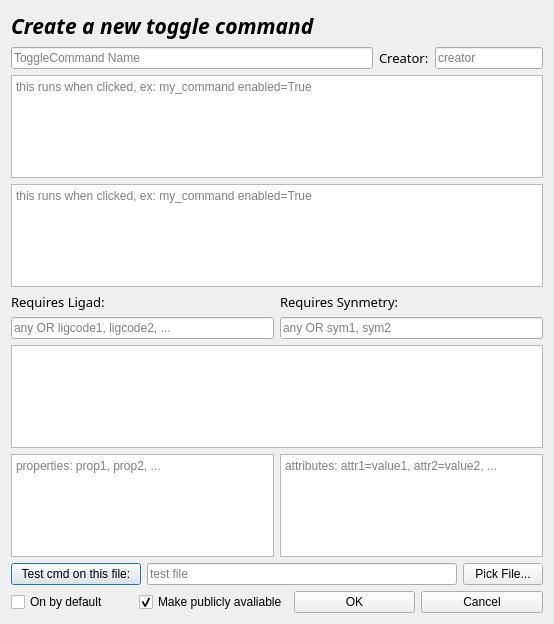
First picture: the form in ipd/ppp/plugin/ppppp/gui_new_pymolcmd.ui, repository baker-laboratory/ipd, before the edit.
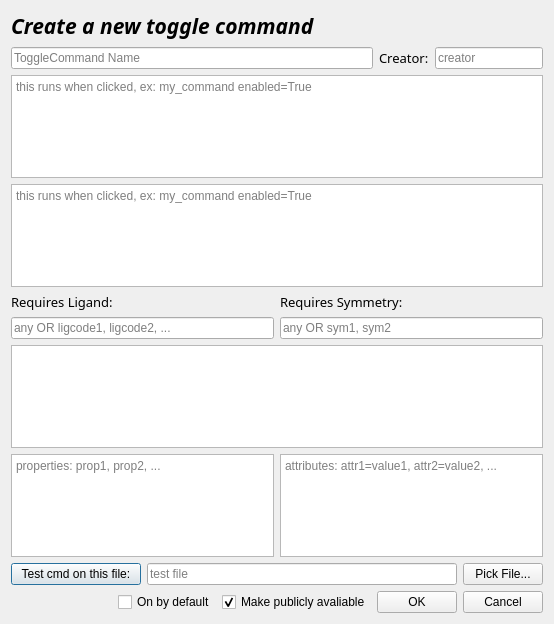
Second picture: the form after the edit.

What changed in the file:
```diff
--- a/ipd/ppp/plugin/ppppp/gui_new_pymolcmd.ui
+++ b/ipd/ppp/plugin/ppppp/gui_new_pymolcmd.ui
@@ -104,7 +104,7 @@
             </font>
            </property>
            <property name="text">
-            <string>Requires Ligad:</string>
+            <string>Requires Ligand:</string>
            </property>
           </widget>
          </item>
@@ -131,7 +131,7 @@
             </font>
            </property>
            <property name="text">
-            <string>Requires Synmetry:</string>
+            <string>Requires Symmetry:</string>
            </property>
           </widget>
          </item>
@@ -204,6 +204,45 @@
      </item>
      <item>
       <layout class="QHBoxLayout" name="horizontalLayout">
+       <item>
+        <spacer name="horizontalSpacer_3">
+         <property name="orientation">
+          <enum>Qt::Horizontal</enum>
+         </property>
+         <property name="sizeHint" stdset="0">
+          <size>
+           <width>40</width>
+           <height>20</height>
+          </size>
+         </property>
+        </spacer>
+       </item>
+       <item>
+        <spacer name="horizontalSpacer_2">
+         <property name="orientation">
+          <enum>Qt::Horizontal</enum>
+         </property>
+         <property name="sizeHint" stdset="0">
+          <size>
+           <width>40</width>
+           <height>20</height>
+          </size>
+         </property>
+        </spacer>
+       </item>
+       <item>
+        <spacer name="horizontalSpacer">
+         <property name="orientation">
+          <enum>Qt::Horizontal</enum>
+         </property>
+         <property name="sizeHint" stdset="0">
+          <size>
+           <width>40</width>
+           <height>20</height>
+          </size>
+         </property>
+        </spacer>
+       </item>
        <item>
         <widget class="QCheckBox" name="onstart">
          <property name="text">
```
